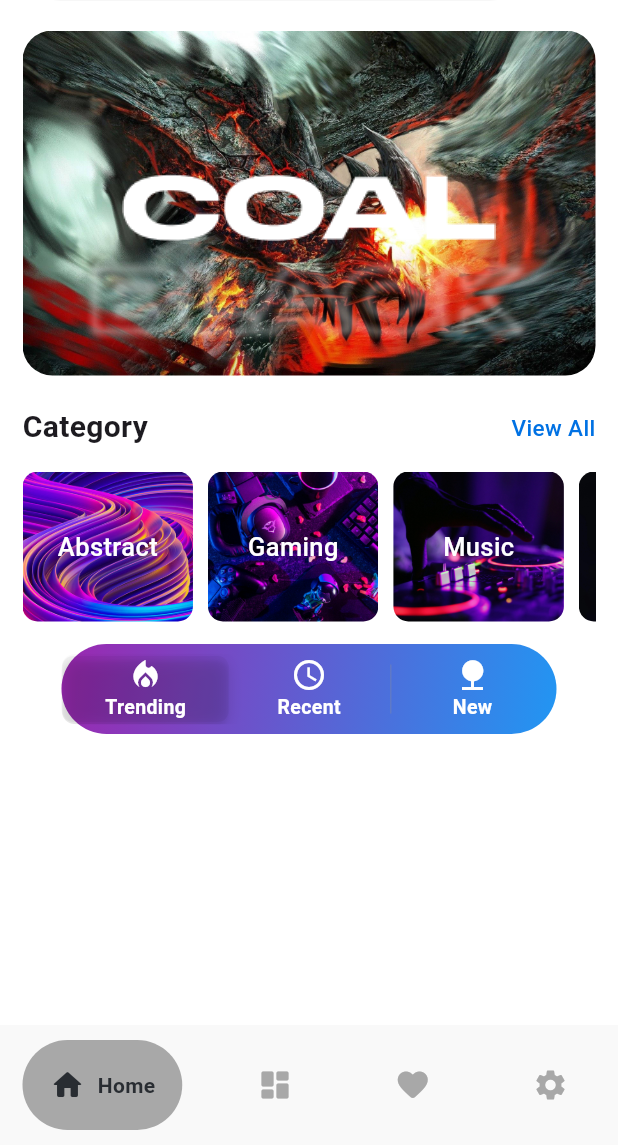
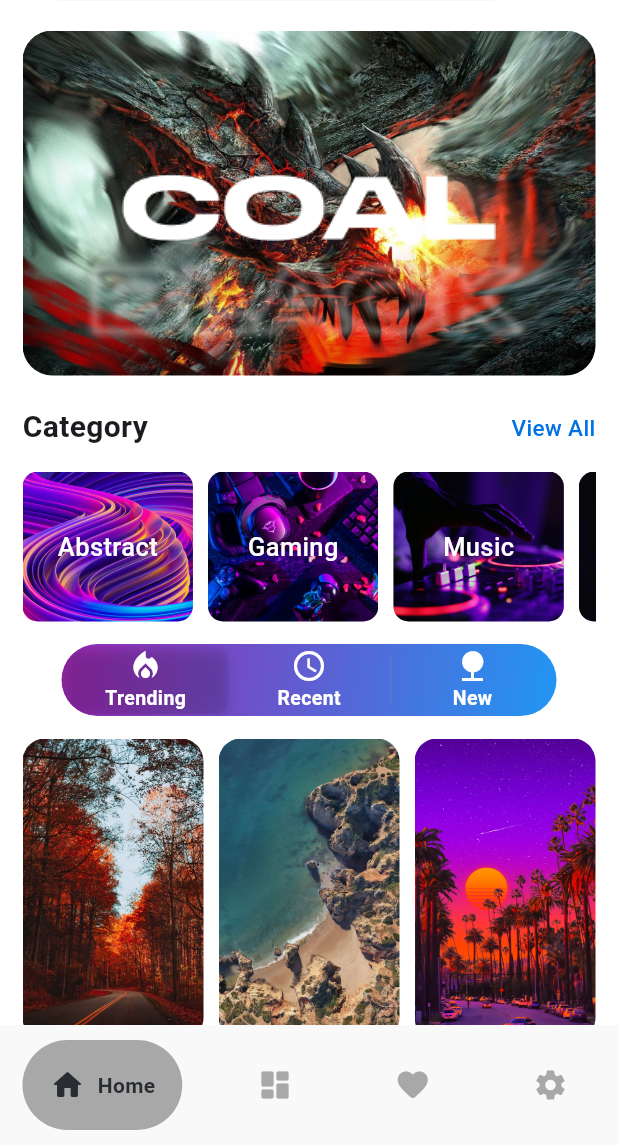
Before and after one commit to pankaajadhikarii/wallpaper-app, a Flutter app: the screen it shows after launch, on a phone screen of 412 x 824 dp, the part 91-1236 px from its top. Run offline on Flutter 3.47's test engine with Material 3 defaults, Android fonts, the phone set to English and light mode, and no system bars; drawn by our look-alikes of google_nav_bar.

Commit message:
home page done

```diff
--- a/lib/screens/home_screen.dart
+++ b/lib/screens/home_screen.dart
@@ -6,6 +6,15 @@ List category = [
   {"image": AssetImage("assets/gaming.jpeg"), "text": "Gaming"},
   {"image": AssetImage("assets/music.jpeg"), "text": "Music"},
   {"image": AssetImage("assets/girl.jpg"), "text": "Girl"},
+];
+
+List gridDetails = [
+  {"image": AssetImage("assets/grid1.jpg")},
+  {"image": AssetImage("assets/grid2.jpg")},
+  {"image": AssetImage("assets/grid3.jpg")},
+  {"image": AssetImage("assets/grid4.jpg")},
+  {"image": AssetImage("assets/grid5.jpg")},
+  {"image": AssetImage("assets/grid6.jpg")},
 ];
 
 class HomeScreen extends StatefulWidget {
@@ -133,7 +142,32 @@ class _HomeScreenState extends State<HomeScreen> {
                 ),
               ),
               SizedBox(height: 15),
-              SlidingSegment()
+              SlidingSegment(),
+              SizedBox(height: 15),
+              SizedBox(
+                height: 385,
+                child: GridView.builder(
+                  physics: NeverScrollableScrollPhysics(),
+                  itemCount: gridDetails.length,
+                  gridDelegate: SliverGridDelegateWithFixedCrossAxisCount(
+                    crossAxisCount: 3,
+                    mainAxisSpacing: 10,
+                    crossAxisSpacing: 10,
+                    childAspectRatio: 0.6,
+                  ),
+                  itemBuilder: (context, index) {
+                    return Container(
+                      decoration: BoxDecoration(
+                        borderRadius: BorderRadius.circular(15),
+                        image: DecorationImage(
+                          image: gridDetails[index]["image"],
+                          fit: BoxFit.cover,
+                        ),
+                      ),
+                    );
+                  },
+                ),
+              ),
             ],
           ),
         ),
--- a/lib/widgets/sliding_segment.dart
+++ b/lib/widgets/sliding_segment.dart
@@ -14,7 +14,8 @@ class _SlidingSegmentState extends State<SlidingSegment> {
   @override
   Widget build(BuildContext context) {
     return Container(
-      height: 60,
+      clipBehavior: Clip.hardEdge,
+      height: 48,
       width: 330,
       decoration: BoxDecoration(
         borderRadius: BorderRadius.circular(50),
```
Also changed, not shown: assets/grid1.jpg (added), assets/grid2.jpg (added), assets/grid3.jpg (added), assets/grid4.jpg (added), 2 other files.
